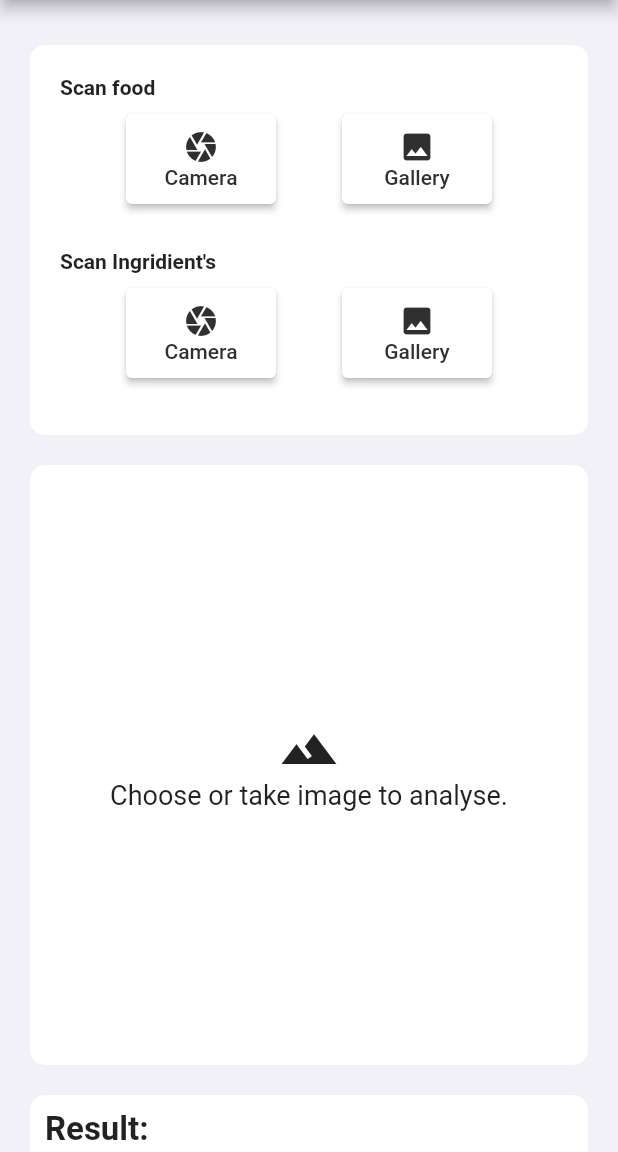
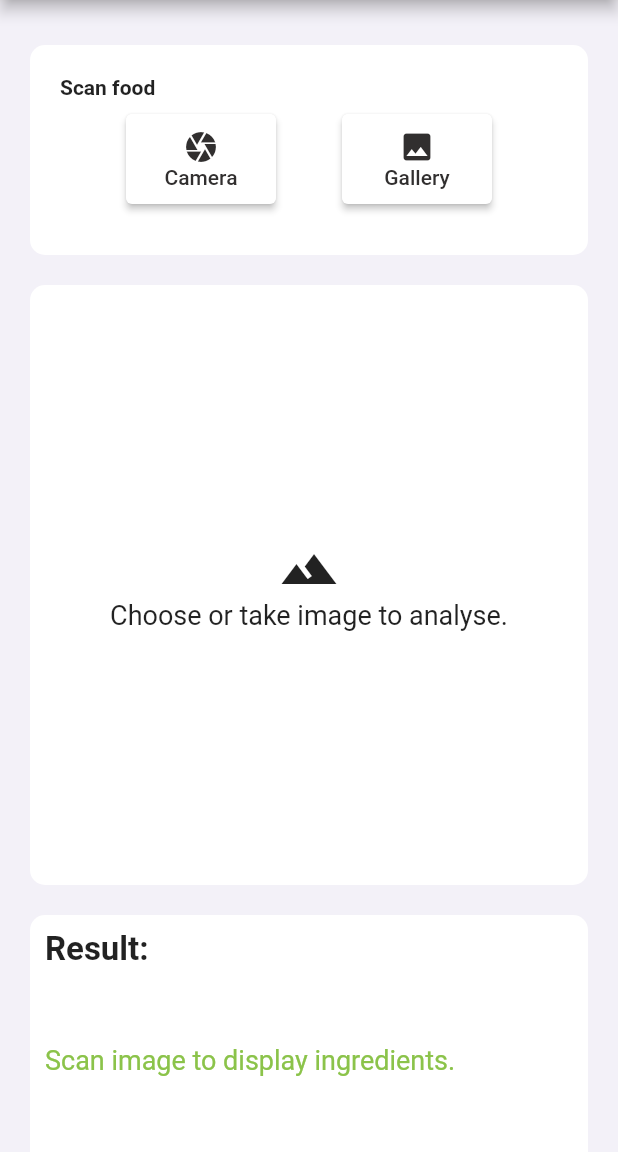
Before and after one commit to Ebinu-S/ingridient_validator, a Flutter app: the screen it shows once a user with an empty profile is signed in, on a phone screen of 412 x 824 dp, the part 84-1236 px from its top. Run offline on Flutter 3.47's test engine with Material 2 defaults, Android fonts, the phone set to English and light mode, and no system bars; our stand-ins replace cloud_firestore, firebase_auth, firebase_core, firebase_storage, flutter_spinkit, image_cropper and 2 more; missing offline and left inert: google_ml_kit; accounts and stored records are empty.

Commit message:
::repo merge 🕊️ ::

```diff
--- a/lib/screens/home/home.dart
+++ b/lib/screens/home/home.dart
@@ -35,7 +35,6 @@ class _HomeState extends State<Home> {
 
     ProgressDialog pd = ProgressDialog(context: context);
 
-    print("usernameusername");
     dynamic udata;
     getUserData () async {
       // udata = await db.getData(widget.user);
@@ -74,7 +73,7 @@ class _HomeState extends State<Home> {
                 SizedBox(height: 10.0,),
                 Container(
                   width: 500,
-                  height: 260,
+                  height: 140,
                   padding: EdgeInsets.all(20.0),
                   decoration: BoxDecoration(
                     borderRadius: BorderRadius.all(Radius.circular(10.0)),
@@ -95,7 +94,6 @@ class _HomeState extends State<Home> {
                       ),
                       SizedBox(
                         height: 10.0,),
-
                       Row(
                         mainAxisAlignment: MainAxisAlignment.spaceEvenly ,
                         children: [
@@ -107,7 +105,7 @@ class _HomeState extends State<Home> {
                                     progressValueColor: Colors.deepPurple,
                                     barrierColor: Colors.black12.withOpacity(0.5)
                                 );
-                                await getImage(ImageSource.camera, udata, false);
+                                await getImage(ImageSource.camera, udata);
                                 pd.close();
                               },
                               style: ElevatedButton.styleFrom(
@@ -139,90 +137,7 @@ class _HomeState extends State<Home> {
                                     progressValueColor: Colors.deepPurple,
                                     barrierColor: Colors.black12.withOpacity(0.5)
                                 );
-                                await getImage(ImageSource.gallery, udata, false);
-                                pd.close();
-                              },
-                              style: ElevatedButton.styleFrom(
-                                minimumSize: Size(100,60),
-                                primary: Color(0xffffffff),
-                              ),
-                              child: Center(
-                                child: Column(
-                                  children: [
-                                    Icon(
-                                        Icons.image,
-                                        color: Color(0xff312F2F)
-                                    ),
-                                    Text(
-                                      "Gallery",
-                                      style: TextStyle(
-                                          color: Color(0xff312F2F)
-                                      ),)
-                                  ],
-                                ),
-                              )
-                          ),
-                        ],
-                      ),
-                      SizedBox(
-                        height: 30.0,),
-                      Row(
-                        mainAxisAlignment: MainAxisAlignment.start,
-                        children: [
-                          Text(
-                            "Scan Ingridient's",
-                            style: TextStyle(
-                                fontWeight: FontWeight.bold
-                            ),
-                          ),
-                        ],
-                      ),
-                      SizedBox(
-                        height: 10.0,),
-                      Row(
-                        mainAxisAlignment: MainAxisAlignment.spaceEvenly ,
-                        children: [
-                          ElevatedButton(
-                              onPressed: () async {
-                                pd.show(
-                                    max:10,
-                                    msg: "Analyzing..",
-                                    progressValueColor: Colors.deepPurple,
-                                    barrierColor: Colors.black12.withOpacity(0.5)
-                                );
-                                await getImage(ImageSource.camera, udata, true);
-                                pd.close();
-                              },
-                              style: ElevatedButton.styleFrom(
-                                minimumSize: Size(100,60),
-                                primary: Color(0xffffffff),
-                              ),
-                              child: Center(
-                                child: Column(
-                                  children: [
-                                    Icon(
-                                        Icons.camera,
-                                        color: Color(0xff312F2F)
-                                    ),
-                                    Text(
-                                      "Camera",
-                                      style: TextStyle(
-                                          color: Color(0xff312F2F)
-                                      ),
-                                    )
-                                  ],
-                                ),
-                              )
-                          ),
-                          ElevatedButton(
-                              onPressed: () async {
-                                pd.show(
-                                    max:10,
-                                    msg: "Analyzing..",
-                                    progressValueColor: Colors.deepPurple,
-                                    barrierColor: Colors.black12.withOpacity(0.5)
-                                );
-                                await getImage(ImageSource.gallery, udata, true);
+                                await getImage(ImageSource.gallery, udata);
                                 pd.close();
                               },
                               style: ElevatedButton.styleFrom(
@@ -360,7 +275,7 @@ class _HomeState extends State<Home> {
     );
   }
 
-  Future<void> getImage(ImageSource source, dynamic udata, bool isText) async {
+  Future<void> getImage(ImageSource source, dynamic udata) async {
 
     textScanning = true;
     scannedText = "";
@@ -369,15 +284,12 @@ class _HomeState extends State<Home> {
     imageFile = null;
 
     try{
-      await PickImage(source, widget.user, isText).then((res)
+      await PickImage(source, widget.user).then((res)
       {
-        print("res");
-        print(res);
         if(res['success'] == true) {
           imageFile = res['image'];
           safetoeat = res['allergensFound']!.length > 0 ? false : true;
           scannedText = safetoeat ? "No allergens found\n" : "Allergens found. DONT EAT\n";
-          // foundAllergens = res['allergensFound'];
 
           if(res['allergensFound'] != null) {
             res['allergensFound'].forEach( (element) {
@@ -398,7 +310,6 @@ class _HomeState extends State<Home> {
           textScanning =false;
           error = true;
           imageFile = null;
-          print("Error");
           scannedText = "Something went wrong please try again later";
           setState(() { });
         }
--- a/lib/screens/settings/settings.dart
+++ b/lib/screens/settings/settings.dart
@@ -99,7 +99,7 @@ class _SettingsState extends State<Settings> {
                     );
                   },
               );},
-              icon: Icon(Icons.list),
+              icon: Icon(Icons.check),
               label: Text("Selected Allergies"),
             ),
             ElevatedButton.icon(
```
Also changed, not shown: lib/services/allergyFinder.dart (+3 -12 lines), lib/services/analyzeImage.dart (+4 -49 lines).
